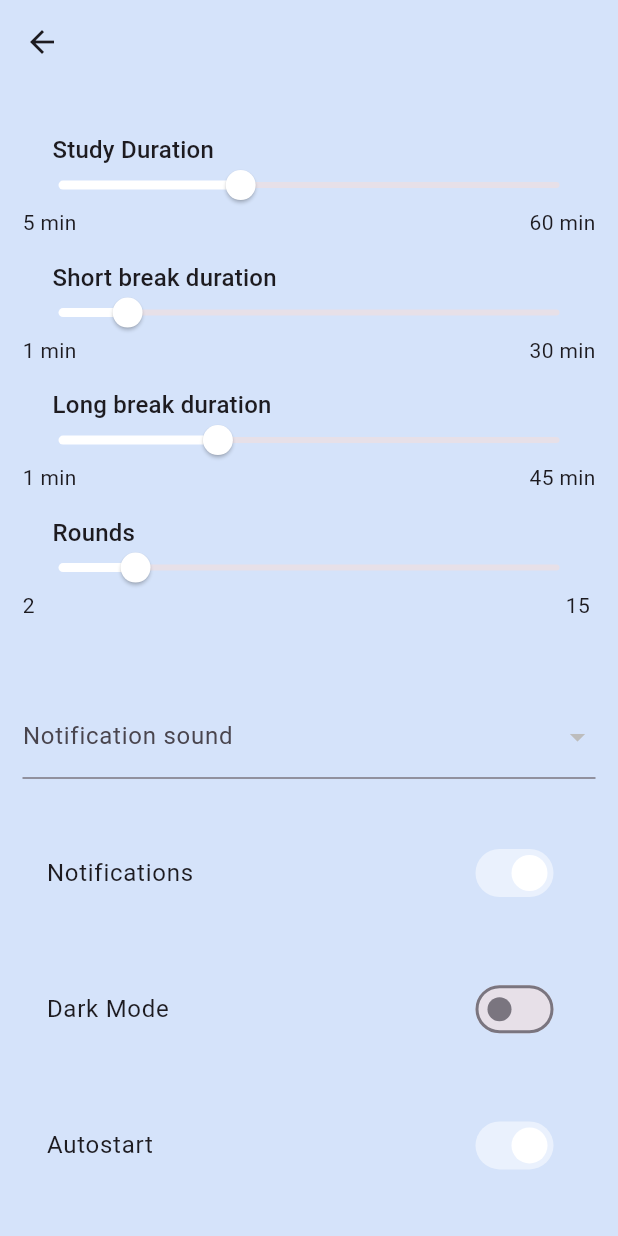
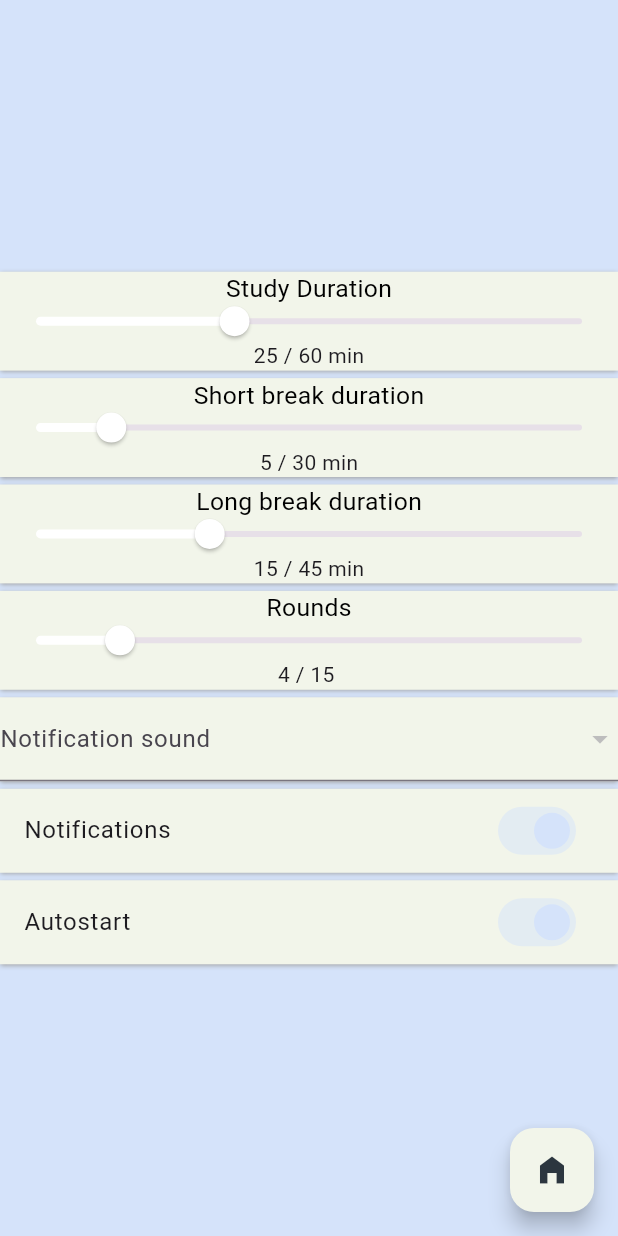
Before and after one commit to ardaklc0/ArtisticToDoApp, a Flutter app: the SettingsPage screen opened directly, on a phone screen of 412 x 824 dp. Run offline on Flutter 3.47's test engine with Material 3 defaults, Android fonts, the phone set to English and light mode, and no system bars; our stand-ins replace audioplayers, palette_generator, shared_preferences, sqflite; accounts and stored records are empty.

Commit message:
Pomodoro theme has been implemented.

```diff
--- a/lib/screens/home_page.dart
+++ b/lib/screens/home_page.dart
@@ -4,6 +4,7 @@ import 'package:pomodoro2/screens/pomodoro.dart';
 import 'package:pomodoro2/ui/helper/common_functions.dart';
 import 'package:pomodoro2/ui/styles/common_styles.dart';
 import '../ui/helper/common_variables.dart';
+import '../ui/widgets/common_widgets.dart';
 class HomePage extends StatefulWidget {
   const HomePage({super.key});
   @override
@@ -111,3 +112,11 @@ Widget _body(double deviceHeight, Function createArtistButton, Function goToCrea
     ],
   ),
 );
+
+Widget _floatingActionButton(Color floatingActionButtonColor, BuildContext context) => FloatingActionButton(
+  backgroundColor: floatingActionButtonColor,
+  child: homeIconForFloatingActionButton,
+  onPressed: () {
+    Navigator.pop(context);
+  },
+);
--- a/lib/screens/pomodoro.dart
+++ b/lib/screens/pomodoro.dart
@@ -1,5 +1,6 @@
 import 'package:flutter/material.dart';
 import '../ui/helper/common_variables.dart';
+import '../ui/widgets/common_widgets.dart';
 import '../ui/widgets/pomodoro_widgets/appbar_widgets.dart';
 import '../ui/widgets/pomodoro_widgets/body_widgets.dart';
 
@@ -10,16 +11,6 @@ class Pomodoro extends StatelessWidget {
   Widget build(BuildContext context) {
     return Scaffold(
       backgroundColor: homePageColor,
-      appBar: AppBar(
-        backgroundColor: homePageColor,
-        centerTitle: true,
-        actions: const [
-          Padding(
-            padding: EdgeInsets.only(right: 10.0),
-            child: SettingsButton(),
-          ),
-        ],
-      ),
       body: Padding(
         padding: const EdgeInsets.all(20.0),
         child: Column(
@@ -38,9 +29,18 @@ class Pomodoro extends StatelessWidget {
             ),
             const MediaButtons(),
             const RoundsWidget(),
+            const SettingsButton()
           ],
         ),
       ),
+      floatingActionButton: _floatingActionButton(const Color.fromRGBO(242, 245, 234, 1), context),
     );
   }
 }
+Widget _floatingActionButton(Color floatingActionButtonColor, BuildContext context) => FloatingActionButton(
+  backgroundColor: floatingActionButtonColor,
+  child: homeIconForFloatingActionButton,
+  onPressed: () {
+    Navigator.pop(context);
+  },
+);
--- a/lib/screens/settings.dart
+++ b/lib/screens/settings.dart
@@ -1,6 +1,7 @@
 import 'package:flutter/material.dart';
 
 import '../ui/helper/common_variables.dart';
+import '../ui/widgets/common_widgets.dart';
 import '../ui/widgets/settings_widgets/notification_widgets.dart';
 import '../ui/widgets/settings_widgets/slider_widgets.dart';
 import '../ui/widgets/settings_widgets/switch_widgets.dart';
@@ -11,31 +12,25 @@ class SettingsPage extends StatelessWidget {
   @override
   Widget build(BuildContext context) {
     return Scaffold(
-      appBar: AppBar(
       backgroundColor: homePageColor,
-      ),
-      backgroundColor: homePageColor,
-      body: const Padding(
-        padding: EdgeInsets.all(15.0),
-        child: CustomScrollView(
-          scrollDirection: Axis.vertical,
-          slivers: [
-            SliverFillRemaining(
-              hasScrollBody: false,
-              child: Column(
-                mainAxisAlignment: MainAxisAlignment.spaceAround,
+      body: const Column(
+        mainAxisAlignment: MainAxisAlignment.center,
         children: [
           TimeandRoundWidget(),
           NotificationSoundWidget(),
           SettingsNotificationSwitch(),
-                  SettingsDarkModeSwitch(),
           AutoStartSwitch(),
         ],
       ),
-            ),
-          ],
-        ),
-      ),
+      floatingActionButton: _floatingActionButton(const Color.fromRGBO(242, 245, 234, 1), context),
     );
   }
 }
+
+Widget _floatingActionButton(Color floatingActionButtonColor, BuildContext context) => FloatingActionButton(
+  backgroundColor: floatingActionButtonColor,
+  child: homeIconForFloatingActionButton,
+  onPressed: () {
+    Navigator.pop(context);
+  },
+);
--- a/lib/ui/widgets/pomodoro_widgets/body_widgets.dart
+++ b/lib/ui/widgets/pomodoro_widgets/body_widgets.dart
@@ -17,7 +17,7 @@ class TimeIndicatorWidget extends StatelessWidget {
     return CircularProgressIndicator(
       strokeWidth: 15.0,
       valueColor: const AlwaysStoppedAnimation<Color>(Colors.red),
-      backgroundColor: Colors.green,
+      backgroundColor: const Color.fromRGBO(242, 245, 234, 1),
       value: progress,
     );
   }
--- a/lib/ui/widgets/settings_widgets/notification_widgets.dart
+++ b/lib/ui/widgets/settings_widgets/notification_widgets.dart
@@ -1,4 +1,5 @@
 import 'package:flutter/material.dart';
+import 'package:pomodoro2/ui/helper/common_variables.dart';
 import 'package:provider/provider.dart';
 
 import '../../../provider/audio_provider.dart';
@@ -11,9 +12,23 @@ class NotificationSoundWidget extends StatelessWidget {
 
   @override
   Widget build(BuildContext context) {
-    return Consumer<SoundSelectionProvider>(
+    return Container(
+      decoration: BoxDecoration(
+        color: const Color.fromRGBO(242, 245, 234, 1),
+        borderRadius: BorderRadius.circular(0.0),
+        boxShadow: const [
+          BoxShadow(
+            color: Colors.grey,
+            offset: Offset(0, 1),
+            blurRadius: 2.0,
+            spreadRadius: 0.05,
+          ),
+        ],
+      ),
+      child: Consumer<SoundSelectionProvider>(
           builder: (context, provider, child) {
             return DropdownButtonFormField<String>(
+              dropdownColor: const Color.fromRGBO(242, 245, 234, 1),
               value: provider.selectedAudioFile,
               decoration: const InputDecoration(
                 labelText: 'Notification sound',
@@ -22,6 +37,7 @@ class NotificationSoundWidget extends StatelessWidget {
                 return DropdownMenuItem<String>(
                   value: audioFile,
                   child: Text(
+                    textAlign: TextAlign.center,
                     audioFile,
                   ),
                 );
@@ -30,6 +46,7 @@ class NotificationSoundWidget extends StatelessWidget {
                 provider.setSelectedAudioFile(value!);
               },
             );
-        });
+          }),
+    );
   }
 }
--- a/lib/ui/widgets/settings_widgets/slider_widgets.dart
+++ b/lib/ui/widgets/settings_widgets/slider_widgets.dart
@@ -78,14 +78,38 @@ class DurationWidget extends StatelessWidget {
 
   @override
   Widget build(BuildContext context) {
+    final double deviceWidth = MediaQuery.of(context).size.width;
+    final double deviceHeight = MediaQuery.of(context).size.height;
     final timerProvider = Provider.of<TimerProvider>(context);
     return Column(
       children: [
-        SizedBox(
-          height: 70,
+        Container(
+          decoration: BoxDecoration(
+            color: const Color.fromRGBO(242, 245, 234, 1),
+            borderRadius: BorderRadius.circular(0.0),
+            boxShadow: const [
+              BoxShadow(
+                color: Colors.grey,
+                offset: Offset(0, 1),
+                blurRadius: 2.0,
+                spreadRadius: 0.05,
+              ),
+            ],
+          ),
+          child: SizedBox(
+            height: deviceHeight * 0.08,
             child: Stack(
               children: [
-              TextWithPadding(text: title),
+                Align(
+                  alignment: AlignmentDirectional.topCenter,
+                  child: Text(
+                    title,
+                    style: TextStyle(
+                      color: Colors.black,
+                      fontSize: deviceWidth * 0.04,
+                    ),
+                  ),
+                ),
                 Slider(
                   activeColor: Colors.white,
                   label: "$sliderValue",
@@ -99,16 +123,15 @@ class DurationWidget extends StatelessWidget {
                   },
                 ),
                 Align(
-                  alignment: AlignmentDirectional.bottomStart,
-                  child: Text('${min.toInt()} $minText')),
-              Align(
-                  alignment: AlignmentDirectional.bottomEnd,
-                  child: Text('${max.toInt()} $minText')),
+                  alignment: AlignmentDirectional.bottomCenter,
+                  child: Text('$sliderValue / ${max.toInt()} $minText')
+                ),
               ],
             ),
           ),
+        ),
         const SizedBox(
-          height: 15,
+          height: 5,
         ),
       ],
     );
@@ -123,9 +146,6 @@ class TextWithPadding extends StatelessWidget {
   final String text;
   @override
   Widget build(BuildContext context) {
-    return Padding(
-      padding: const EdgeInsets.only(left: 20),
-      child: Text(text, style: Theme.of(context).textTheme.titleMedium),
-    );
+    return Text(text, style: Theme.of(context).textTheme.titleMedium);
   }
 }
--- a/lib/ui/widgets/settings_widgets/switch_widgets.dart
+++ b/lib/ui/widgets/settings_widgets/switch_widgets.dart
@@ -1,4 +1,5 @@
 import 'package:flutter/material.dart';
+import 'package:pomodoro2/ui/helper/common_variables.dart';
 import 'package:provider/provider.dart';
 import '../../../provider/audio_start_provider.dart';
 import '../../../provider/notification_provider.dart';
@@ -10,14 +11,28 @@ class AutoStartSwitch extends StatelessWidget {
   @override
   Widget build(BuildContext context) {
     final autoStartProvider = Provider.of<AutoStartProvider>(context);
-    return SwitchListTile(
-      activeColor: Colors.white,
+    return Container(
+      decoration: BoxDecoration(
+        color: const Color.fromRGBO(242, 245, 234, 1),
+        borderRadius: BorderRadius.circular(0.0),
+        boxShadow: const [
+          BoxShadow(
+            color: Colors.grey,
+            offset: Offset(0, 1),
+            blurRadius: 2.0,
+            spreadRadius: 0.05,
+          ),
+        ],
+      ),
+      child: SwitchListTile(
+        activeColor: homePageColor,
         title: const Text('Autostart'),
         value: AutoStartProvider.autoStart,
         onChanged: (value) {
           value = !value;
           autoStartProvider.switchMode();
         },
+      ),
     );
   }
 }
@@ -30,34 +45,31 @@ class SettingsNotificationSwitch extends StatelessWidget {
   @override
   Widget build(BuildContext context) {
     final notificationProvider = Provider.of<NotificationProvider>(context);
-    return SwitchListTile(
-      activeColor: Colors.white,
+    return Padding(
+      padding: const EdgeInsets.only(top: 5, bottom: 5),
+      child: Container(
+        decoration: BoxDecoration(
+          color: const Color.fromRGBO(242, 245, 234, 1),
+          borderRadius: BorderRadius.circular(0.0),
+          boxShadow: const [
+            BoxShadow(
+              color: Colors.grey,
+              offset: Offset(0, 1),
+              blurRadius: 2.0,
+              spreadRadius: 0.05,
+            ),
+          ],
+        ),
+        child: SwitchListTile(
+          activeColor: homePageColor,
           title: const Text('Notifications'),
           value: NotificationProvider.isActive,
           onChanged: (value) {
             value = !value;
             notificationProvider.switchMode();
           },
+        ),
+      ),
     );
   }
 }
-
-class SettingsDarkModeSwitch extends StatelessWidget {
-  const SettingsDarkModeSwitch({
-    super.key,
-  });
-
-  @override
-  Widget build(BuildContext context) {
-    final themeProvider = Provider.of<ThemeProvider>(context);
-    return SwitchListTile(
-      activeColor: Colors.white,
-      title: const Text('Dark Mode'),
-      value: themeProvider.isDarkMode,
-      onChanged: (value) {
-        value = !value;
-        themeProvider.switchTheme();
-      },
-    );
-  }
-}
```
Lines whose indentation alone changed are shown as unchanged.
